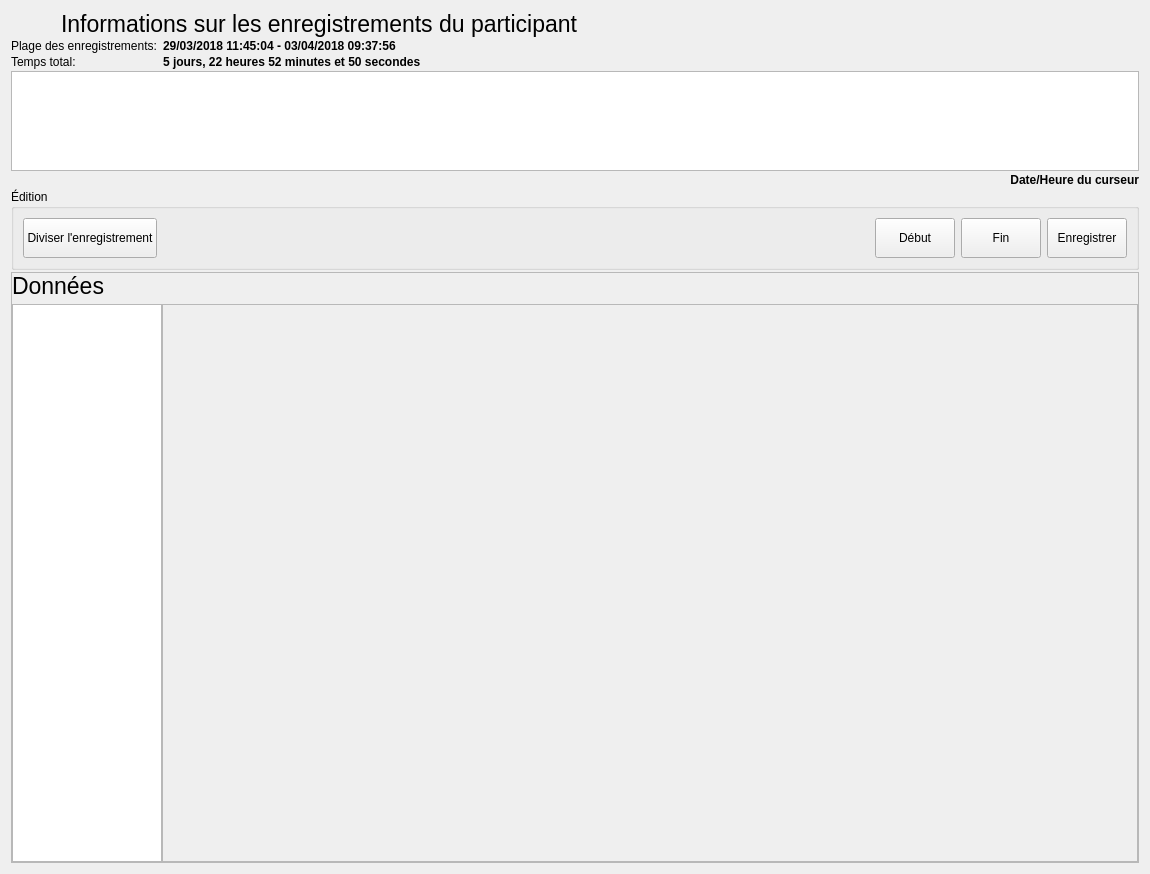
introlab/OpenIMU, file python/resources/ui/RecordsetWidget.ui: the form before one commit.
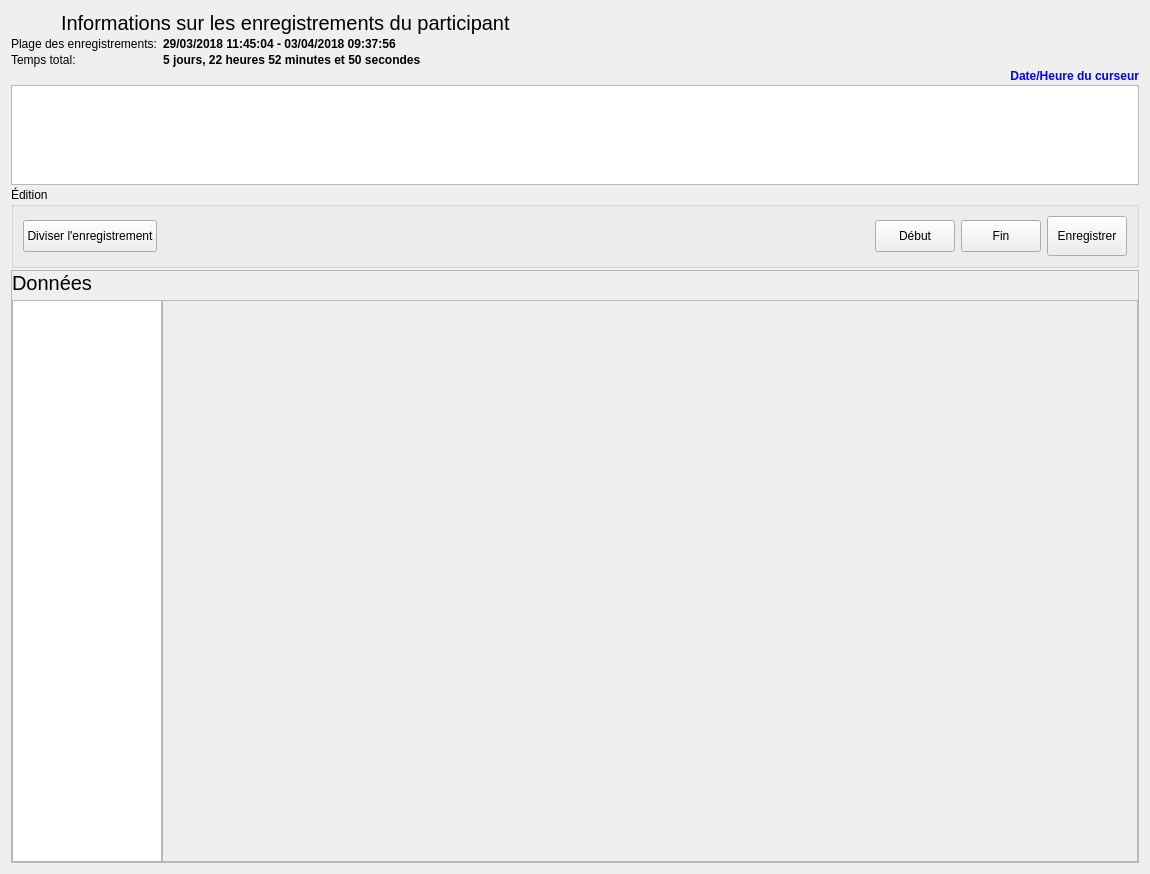
The form after the commit. Icons and pictures are not drawn. Custom widgets are drawn as their Qt base class.

```diff
--- a/python/resources/ui/RecordsetWidget.ui
+++ b/python/resources/ui/RecordsetWidget.ui
@@ -13,6 +13,9 @@
   <property name="windowTitle">
    <string>Form</string>
   </property>
+  <property name="styleSheet">
+   <string notr="true">QLabel#lblCursorTime{color:blue;}</string>
+  </property>
   <layout class="QVBoxLayout" name="verticalLayout">
    <property name="spacing">
     <number>2</number>
@@ -42,7 +45,7 @@
       <widget class="QLabel" name="lblInfos">
        <property name="font">
         <font>
-         <pointsize>17</pointsize>
+         <pointsize>15</pointsize>
          <italic>false</italic>
         </font>
        </property>
@@ -72,6 +75,7 @@
       <widget class="QLabel" name="lblTotalValue">
        <property name="font">
         <font>
+         <pointsize>9</pointsize>
          <weight>75</weight>
          <bold>true</bold>
         </font>
@@ -92,6 +96,7 @@
       <widget class="QLabel" name="lblDurationValue">
        <property name="font">
         <font>
+         <pointsize>9</pointsize>
          <weight>75</weight>
          <bold>true</bold>
         </font>
@@ -103,6 +108,22 @@
      </item>
     </layout>
    </item>
+   <item>
+    <widget class="QLabel" name="lblCursorTime">
+     <property name="font">
+      <font>
+       <weight>75</weight>
+       <bold>true</bold>
+      </font>
+     </property>
+     <property name="text">
+      <string>Date/Heure du curseur</string>
+     </property>
+     <property name="alignment">
+      <set>Qt::AlignRight|Qt::AlignTrailing|Qt::AlignVCenter</set>
+     </property>
+    </widget>
+   </item>
    <item>
     <widget class="TimeView" name="graphTimeline">
      <property name="sizePolicy">
@@ -137,22 +158,6 @@
      </property>
     </widget>
    </item>
-   <item>
-    <widget class="QLabel" name="lblCursorTime">
-     <property name="font">
-      <font>
-       <weight>75</weight>
-       <bold>true</bold>
-      </font>
-     </property>
-     <property name="text">
-      <string>Date/Heure du curseur</string>
-     </property>
-     <property name="alignment">
-      <set>Qt::AlignRight|Qt::AlignTrailing|Qt::AlignVCenter</set>
-     </property>
-    </widget>
-   </item>
    <item>
     <widget class="QGroupBox" name="grpSubRecord">
      <property name="title">
@@ -164,7 +169,7 @@
         <property name="minimumSize">
          <size>
           <width>0</width>
-          <height>40</height>
+          <height>32</height>
          </size>
         </property>
         <property name="cursor">
@@ -206,7 +211,7 @@
         <property name="minimumSize">
          <size>
           <width>0</width>
-          <height>40</height>
+          <height>32</height>
          </size>
         </property>
         <property name="cursor">
@@ -232,7 +237,7 @@
         <property name="minimumSize">
          <size>
           <width>0</width>
-          <height>40</height>
+          <height>32</height>
          </size>
         </property>
         <property name="cursor">
@@ -318,7 +323,7 @@
          <widget class="QLabel" name="lblData">
           <property name="font">
            <font>
-            <pointsize>17</pointsize>
+            <pointsize>15</pointsize>
            </font>
           </property>
           <property name="text">
@@ -374,8 +379,8 @@
             <rect>
              <x>0</x>
              <y>0</y>
-             <width>970</width>
-             <height>525</height>
+             <width>976</width>
+             <height>537</height>
             </rect>
            </property>
            <property name="sizePolicy">
```
